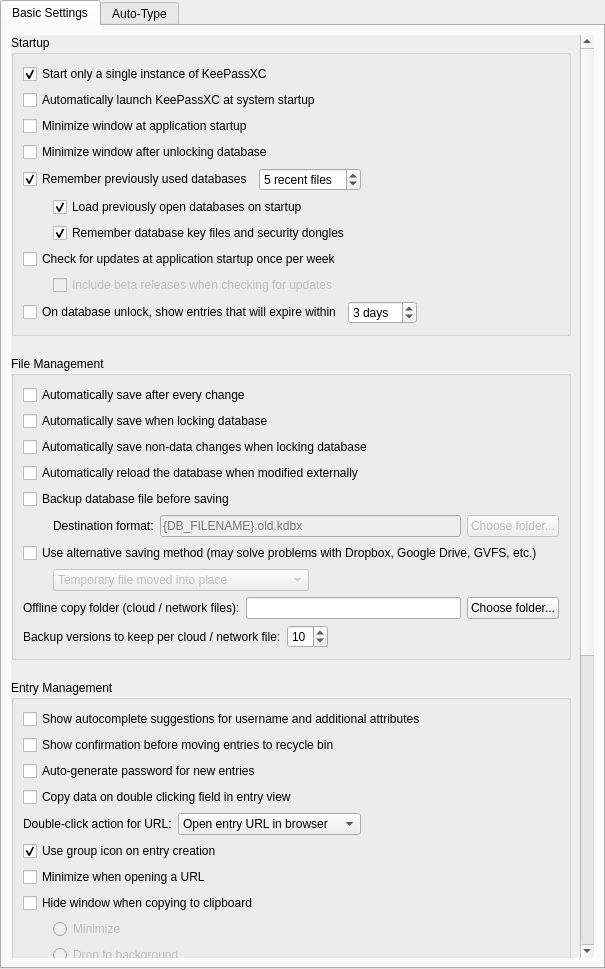
Old version of the form src/gui/ApplicationSettingsWidgetGeneral.ui in the repository 1-John/keepassxc.
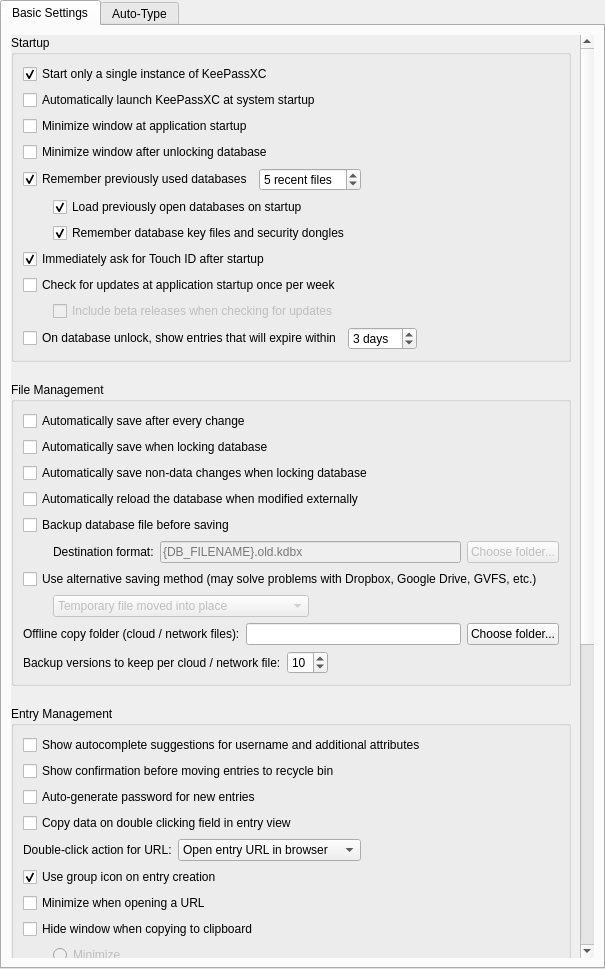
New version of the form. Custom widgets are drawn as their Qt base class.

Commit message:
Add startup Touch ID setting, custom DB prompt name, compact offline banner, and versioning
- Add 'Immediately ask for Touch ID after startup' setting under Startup group
- Include database name in macOS Touch ID unlock prompt
- Add dismiss button and compact sizing to offline cloud warning bar
- Derive version build number from git commit count (2.8.0.004)

Patch:
```diff
--- a/src/gui/ApplicationSettingsWidgetGeneral.ui
+++ b/src/gui/ApplicationSettingsWidgetGeneral.ui
@@ -227,6 +227,16 @@
                 </item>
                </layout>
               </item>
+              <item>
+               <widget class="QCheckBox" name="quickUnlockOnStartupCheckBox">
+                <property name="text">
+                 <string>Immediately ask for Touch ID after startup</string>
+                </property>
+                <property name="checked">
+                 <bool>true</bool>
+                </property>
+               </widget>
+              </item>
               <item>
                <widget class="QCheckBox" name="checkForUpdatesOnStartupCheckBox">
                 <property name="text">
```
Left out of the diff: 1 changed line with no effect on the pictures. The commit also changes 17 other files.
